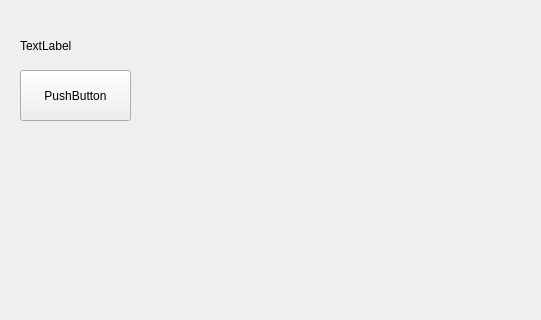
Old version of the form QtTest_MainWindow.ui in the repository TianweiHUANG/untitled; both pictures show x 0 to 541 and y 0 to 320 of the 800 by 600 pixel window.
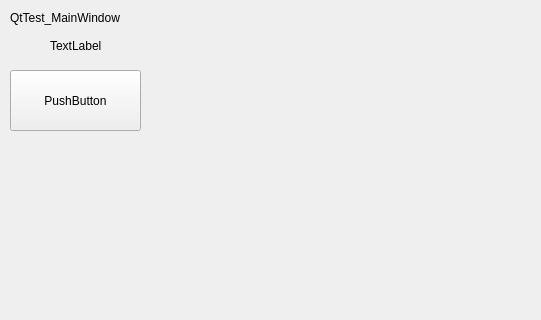
New version of the form.

Diff of the .ui file:
```diff
--- a/QtTest_MainWindow.ui
+++ b/QtTest_MainWindow.ui
@@ -14,32 +14,45 @@
    <string>MainWindow</string>
   </property>
   <widget class="QWidget" name="centralwidget">
-   <widget class="QLabel" name="label">
+   <widget class="QLabel" name="label_2">
     <property name="geometry">
      <rect>
-      <x>20</x>
-      <y>20</y>
-      <width>111</width>
-      <height>51</height>
+      <x>10</x>
+      <y>10</y>
+      <width>381</width>
+      <height>16</height>
      </rect>
     </property>
     <property name="text">
-     <string>TextLabel</string>
+     <string>QtTest_MainWindow</string>
     </property>
    </widget>
    <widget class="QPushButton" name="pushButton">
     <property name="geometry">
      <rect>
-      <x>20</x>
+      <x>10</x>
       <y>70</y>
-      <width>111</width>
-      <height>51</height>
+      <width>131</width>
+      <height>61</height>
      </rect>
     </property>
     <property name="text">
      <string>PushButton</string>
     </property>
    </widget>
+   <widget class="QLabel" name="label">
+    <property name="geometry">
+     <rect>
+      <x>50</x>
+      <y>40</y>
+      <width>54</width>
+      <height>12</height>
+     </rect>
+    </property>
+    <property name="text">
+     <string>TextLabel</string>
+    </property>
+   </widget>
   </widget>
   <widget class="QMenuBar" name="menubar">
    <property name="geometry">
```
